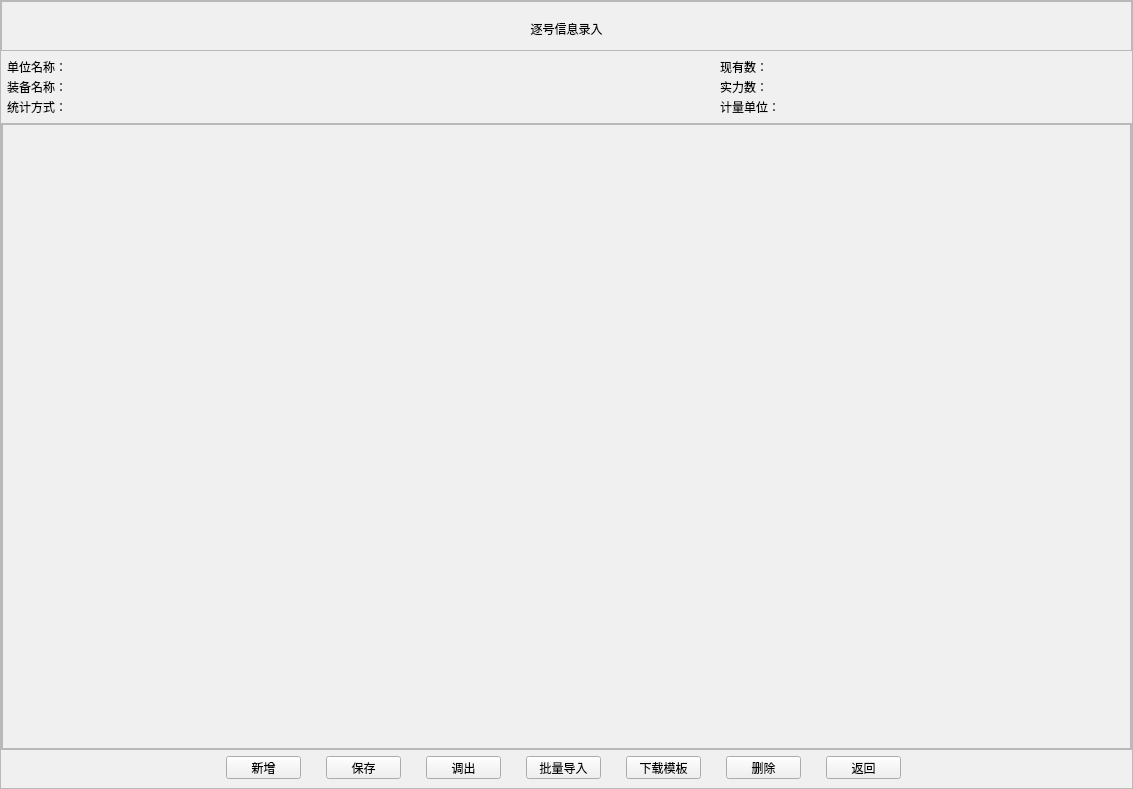
The window that widgets/strengthDisturb/add_strenth_info.ui (Belos10/Equip) describes before a commit, drawn with Qt 5.
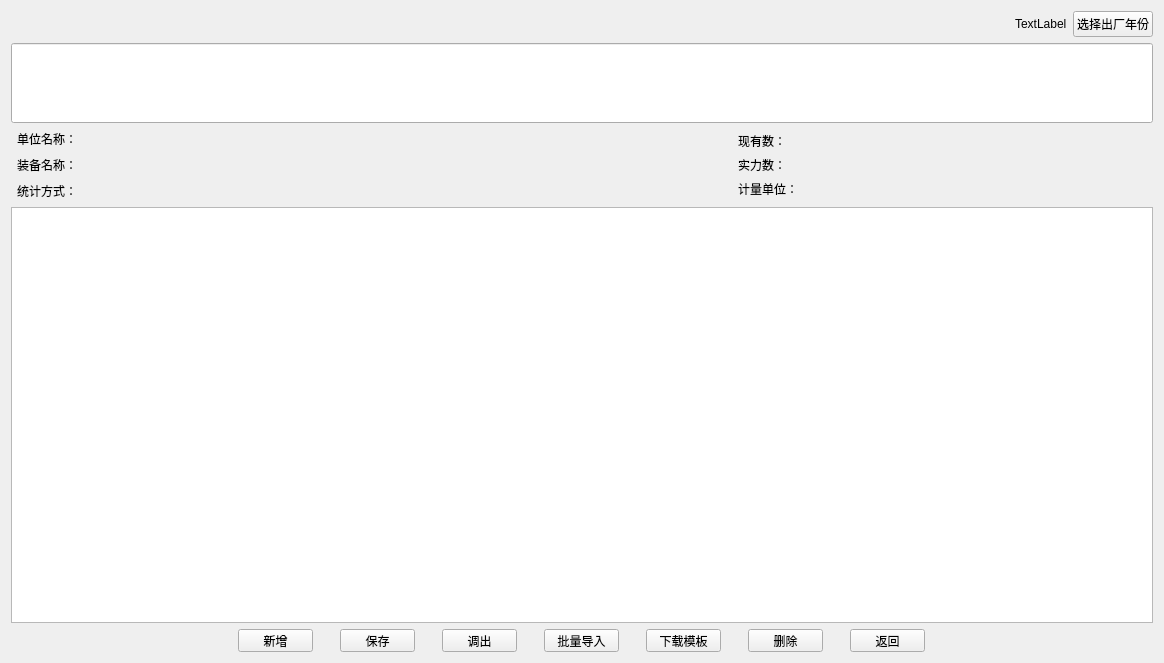
The same window after the commit.

What changed in the file:
```diff
--- a/widgets/strengthDisturb/add_strenth_info.ui
+++ b/widgets/strengthDisturb/add_strenth_info.ui
@@ -6,321 +6,33 @@
    <rect>
     <x>0</x>
     <y>0</y>
-    <width>1133</width>
-    <height>789</height>
+    <width>1164</width>
+    <height>663</height>
    </rect>
   </property>
   <property name="windowTitle">
    <string>Form</string>
   </property>
-  <property name="windowOpacity">
-   <double>1.000000000000000</double>
-  </property>
-  <property name="styleSheet">
-   <string notr="true">QWidget {background-color:rgb(240, 240, 240)}</string>
-  </property>
-  <layout class="QVBoxLayout" name="verticalLayout_3">
-   <property name="spacing">
-    <number>0</number>
-   </property>
-   <property name="leftMargin">
-    <number>0</number>
-   </property>
-   <property name="topMargin">
-    <number>0</number>
-   </property>
-   <property name="rightMargin">
-    <number>0</number>
-   </property>
-   <property name="bottomMargin">
-    <number>0</number>
-   </property>
-   <item>
-    <widget class="QFrame" name="frame">
-     <property name="frameShape">
-      <enum>QFrame::StyledPanel</enum>
-     </property>
-     <property name="frameShadow">
-      <enum>QFrame::Raised</enum>
-     </property>
      <layout class="QGridLayout" name="gridLayout">
-      <property name="leftMargin">
-       <number>0</number>
-      </property>
-      <property name="topMargin">
-       <number>0</number>
-      </property>
-      <property name="rightMargin">
-       <number>0</number>
-      </property>
-      <property name="horizontalSpacing">
-       <number>0</number>
-      </property>
-      <item row="0" column="0">
-       <widget class="QTextBrowser" name="textBrowser">
-        <property name="maximumSize">
-         <size>
-          <width>16777215</width>
-          <height>50</height>
-         </size>
-        </property>
-        <property name="html">
-         <string>&lt;!DOCTYPE HTML PUBLIC &quot;-//W3C//DTD HTML 4.0//EN&quot; &quot;http://www.w3.org/TR/REC-html40/strict.dtd&quot;&gt;
-&lt;html&gt;&lt;head&gt;&lt;meta name=&quot;qrichtext&quot; content=&quot;1&quot; /&gt;&lt;style type=&quot;text/css&quot;&gt;
-p, li { white-space: pre-wrap; }
-&lt;/style&gt;&lt;/head&gt;&lt;body style=&quot; font-family:'SimSun'; font-size:9pt; font-weight:400; font-style:normal;&quot;&gt;
-&lt;p align=&quot;center&quot; style=&quot;-qt-paragraph-type:empty; margin-top:0px; margin-bottom:0px; margin-left:0px; margin-right:0px; -qt-block-indent:0; text-indent:0px;&quot;&gt;&lt;br /&gt;&lt;/p&gt;
-&lt;p align=&quot;center&quot; style=&quot; margin-top:0px; margin-bottom:0px; margin-left:0px; margin-right:0px; -qt-block-indent:0; text-indent:0px;&quot;&gt;逐号信息录入&lt;/p&gt;&lt;/body&gt;&lt;/html&gt;</string>
-        </property>
-       </widget>
-      </item>
-      <item row="2" column="0">
-       <widget class="QScrollArea" name="scrollArea">
-        <property name="sizePolicy">
-         <sizepolicy hsizetype="Expanding" vsizetype="Expanding">
-          <horstretch>2</horstretch>
-          <verstretch>0</verstretch>
-         </sizepolicy>
-        </property>
-        <property name="widgetResizable">
-         <bool>true</bool>
-        </property>
-        <widget class="QWidget" name="scrollAreaWidgetContents">
-         <property name="enabled">
-          <bool>true</bool>
-         </property>
-         <property name="geometry">
-          <rect>
-           <x>0</x>
-           <y>0</y>
-           <width>1129</width>
-           <height>594</height>
-          </rect>
-         </property>
-         <property name="minimumSize">
-          <size>
-           <width>0</width>
-           <height>0</height>
-          </size>
-         </property>
-         <property name="focusPolicy">
-          <enum>Qt::ClickFocus</enum>
-         </property>
+   <item row="0" column="1">
          <layout class="QHBoxLayout" name="horizontalLayout_9">
-          <property name="spacing">
-           <number>0</number>
-          </property>
-          <property name="leftMargin">
-           <number>0</number>
-          </property>
-          <property name="topMargin">
-           <number>0</number>
-          </property>
-          <property name="rightMargin">
-           <number>0</number>
-          </property>
-          <property name="bottomMargin">
-           <number>0</number>
-          </property>
           <item>
-           <widget class="QTableWidget" name="tableWidget">
-            <attribute name="horizontalHeaderVisible">
-             <bool>false</bool>
-            </attribute>
-            <attribute name="horizontalHeaderCascadingSectionResizes">
-             <bool>false</bool>
-            </attribute>
-            <attribute name="horizontalHeaderDefaultSectionSize">
-             <number>120</number>
-            </attribute>
-            <attribute name="horizontalHeaderShowSortIndicator" stdset="0">
-             <bool>false</bool>
-            </attribute>
-            <column>
+      <widget class="QLabel" name="lb_factorYear">
              <property name="text">
-              <string>批次号</string>
-             </property>
-            </column>
-            <column>
-             <property name="text">
-              <string>数量</string>
-             </property>
-             <property name="font">
-              <font>
-               <kerning>true</kerning>
-              </font>
-             </property>
-            </column>
-            <column>
-             <property name="text">
-              <string>出厂年份</string>
-             </property>
-            </column>
-            <column>
-             <property name="text">
-              <string>生产厂家</string>
-             </property>
-            </column>
-            <column>
-             <property name="text">
-              <string>装备状态</string>
-             </property>
-            </column>
-            <column>
-             <property name="text">
-              <string>是否到位</string>
-             </property>
-            </column>
-            <column>
-             <property name="text">
-              <string>文件凭证</string>
-             </property>
-            </column>
-            <column>
-             <property name="text">
-              <string>备注</string>
-             </property>
-            </column>
-           </widget>
-          </item>
-         </layout>
-        </widget>
-       </widget>
-      </item>
-      <item row="3" column="0">
-       <layout class="QHBoxLayout" name="horizontalLayout" stretch="0,0,0,0,0,0,0,0,0">
-        <property name="spacing">
-         <number>0</number>
-        </property>
-        <property name="bottomMargin">
-         <number>0</number>
-        </property>
+        <string>TextLabel</string>
+       </property>
+      </widget>
+     </item>
         <item>
-         <spacer name="horizontalSpacer_2">
-          <property name="orientation">
-           <enum>Qt::Horizontal</enum>
-          </property>
-          <property name="sizeType">
-           <enum>QSizePolicy::Fixed</enum>
-          </property>
-          <property name="sizeHint" stdset="0">
-           <size>
-            <width>200</width>
-            <height>20</height>
-           </size>
-          </property>
-         </spacer>
-        </item>
-        <item>
-         <widget class="QPushButton" name="pb_Increase">
-          <property name="maximumSize">
-           <size>
-            <width>75</width>
-            <height>23</height>
-           </size>
-          </property>
+      <widget class="QPushButton" name="pb_chooseFactoryYear">
           <property name="text">
-           <string>新增</string>
+        <string>选择出厂年份</string>
           </property>
          </widget>
         </item>
-        <item>
-         <widget class="QPushButton" name="pb_Save">
-          <property name="maximumSize">
-           <size>
-            <width>75</width>
-            <height>23</height>
-           </size>
-          </property>
-          <property name="text">
-           <string>保存</string>
-          </property>
-         </widget>
-        </item>
-        <item>
-         <widget class="QPushButton" name="pb_Export">
-          <property name="maximumSize">
-           <size>
-            <width>75</width>
-            <height>23</height>
-           </size>
-          </property>
-          <property name="text">
-           <string>调出</string>
-          </property>
-         </widget>
-        </item>
-        <item>
-         <widget class="QPushButton" name="pb_BulkImport">
-          <property name="maximumSize">
-           <size>
-            <width>75</width>
-            <height>23</height>
-           </size>
-          </property>
-          <property name="text">
-           <string>批量导入</string>
-          </property>
-         </widget>
-        </item>
-        <item>
-         <widget class="QPushButton" name="pb_DownloadMode">
-          <property name="maximumSize">
-           <size>
-            <width>75</width>
-            <height>23</height>
-           </size>
-          </property>
-          <property name="text">
-           <string>下载模板</string>
-          </property>
-         </widget>
-        </item>
-        <item>
-         <widget class="QPushButton" name="pb_Delete">
-          <property name="maximumSize">
-           <size>
-            <width>75</width>
-            <height>23</height>
-           </size>
-          </property>
-          <property name="text">
-           <string>删除</string>
-          </property>
-         </widget>
-        </item>
-        <item>
-         <widget class="QPushButton" name="pb_back">
-          <property name="maximumSize">
-           <size>
-            <width>75</width>
-            <height>23</height>
-           </size>
-          </property>
-          <property name="text">
-           <string>返回</string>
-          </property>
-         </widget>
-        </item>
-        <item>
-         <spacer name="horizontalSpacer_3">
-          <property name="orientation">
-           <enum>Qt::Horizontal</enum>
-          </property>
-          <property name="sizeType">
-           <enum>QSizePolicy::Fixed</enum>
-          </property>
-          <property name="sizeHint" stdset="0">
-           <size>
-            <width>200</width>
-            <height>20</height>
-           </size>
-          </property>
-         </spacer>
-        </item>
-       </layout>
-      </item>
-      <item row="1" column="0">
+    </layout>
+   </item>
+   <item row="2" column="0" colspan="2">
        <layout class="QHBoxLayout" name="horizontalLayout_2">
         <property name="leftMargin">
          <number>6</number>
@@ -571,9 +283,165 @@
         </item>
        </layout>
       </item>
-     </layout>
+   <item row="4" column="0" colspan="2">
+    <layout class="QHBoxLayout" name="horizontalLayout" stretch="0,0,0,0,0,0,0,0,0">
+     <property name="spacing">
+      <number>0</number>
+     </property>
+     <property name="bottomMargin">
+      <number>0</number>
+     </property>
+     <item>
+      <spacer name="horizontalSpacer_2">
+       <property name="orientation">
+        <enum>Qt::Horizontal</enum>
+       </property>
+       <property name="sizeType">
+        <enum>QSizePolicy::Fixed</enum>
+       </property>
+       <property name="sizeHint" stdset="0">
+        <size>
+         <width>200</width>
+         <height>20</height>
+        </size>
+       </property>
+      </spacer>
+     </item>
+     <item>
+      <widget class="QPushButton" name="pb_Increase">
+       <property name="maximumSize">
+        <size>
+         <width>75</width>
+         <height>23</height>
+        </size>
+       </property>
+       <property name="text">
+        <string>新增</string>
+       </property>
+      </widget>
+     </item>
+     <item>
+      <widget class="QPushButton" name="pb_Save">
+       <property name="maximumSize">
+        <size>
+         <width>75</width>
+         <height>23</height>
+        </size>
+       </property>
+       <property name="text">
+        <string>保存</string>
+       </property>
+      </widget>
+     </item>
+     <item>
+      <widget class="QPushButton" name="pb_Export">
+       <property name="maximumSize">
+        <size>
+         <width>75</width>
+         <height>23</height>
+        </size>
+       </property>
+       <property name="text">
+        <string>调出</string>
+       </property>
+      </widget>
+     </item>
+     <item>
+      <widget class="QPushButton" name="pb_BulkImport">
+       <property name="maximumSize">
+        <size>
+         <width>75</width>
+         <height>23</height>
+        </size>
+       </property>
+       <property name="text">
+        <string>批量导入</string>
+       </property>
+      </widget>
+     </item>
+     <item>
+      <widget class="QPushButton" name="pb_DownloadMode">
+       <property name="maximumSize">
+        <size>
+         <width>75</width>
+         <height>23</height>
+        </size>
+       </property>
+       <property name="text">
+        <string>下载模板</string>
+       </property>
+      </widget>
+     </item>
+     <item>
+      <widget class="QPushButton" name="pb_Delete">
+       <property name="maximumSize">
+        <size>
+         <width>75</width>
+         <height>23</height>
+        </size>
+       </property>
+       <property name="text">
+        <string>删除</string>
+       </property>
+      </widget>
+     </item>
+     <item>
+      <widget class="QPushButton" name="pb_back">
+       <property name="maximumSize">
+        <size>
+         <width>75</width>
+         <height>23</height>
+        </size>
+       </property>
+       <property name="text">
+        <string>返回</string>
+       </property>
+      </widget>
+     </item>
+     <item>
+      <spacer name="horizontalSpacer_3">
+       <property name="orientation">
+        <enum>Qt::Horizontal</enum>
+       </property>
+       <property name="sizeType">
+        <enum>QSizePolicy::Fixed</enum>
+       </property>
+       <property name="sizeHint" stdset="0">
+        <size>
+         <width>200</width>
+         <height>20</height>
+        </size>
+       </property>
+      </spacer>
+     </item>
+    </layout>
+   </item>
+   <item row="1" column="0" colspan="2">
+    <widget class="QLineEdit" name="lineEdit">
+     <property name="minimumSize">
+      <size>
+       <width>100</width>
+       <height>80</height>
+      </size>
+     </property>
     </widget>
    </item>
+   <item row="3" column="0" colspan="2">
+    <widget class="QTableWidget" name="tableWidget"/>
+   </item>
+   <item row="0" column="0">
+    <spacer name="horizontalSpacer_5">
+     <property name="orientation">
+      <enum>Qt::Horizontal</enum>
+     </property>
+     <property name="sizeHint" stdset="0">
+      <size>
+       <width>40</width>
+       <height>20</height>
+      </size>
+     </property>
+    </spacer>
+   </item>
   </layout>
  </widget>
  <resources/>
```
Lines whose indentation alone changed are shown as unchanged.
